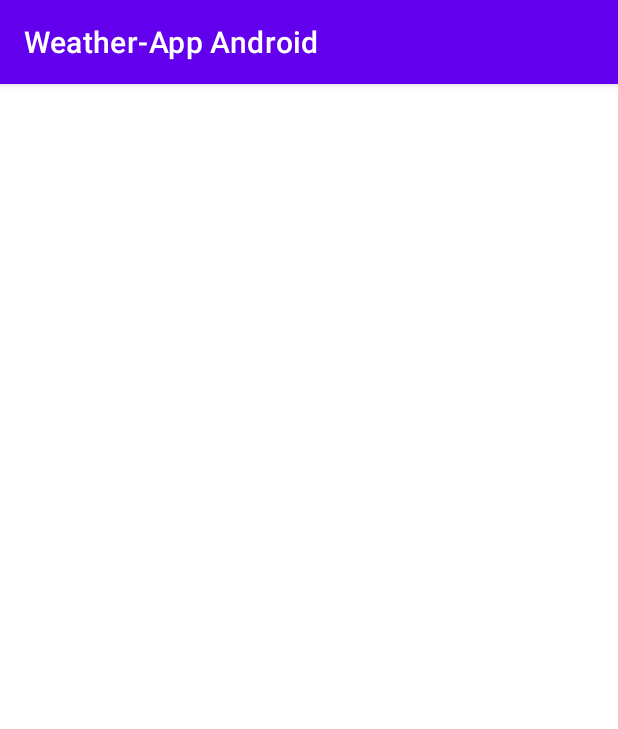
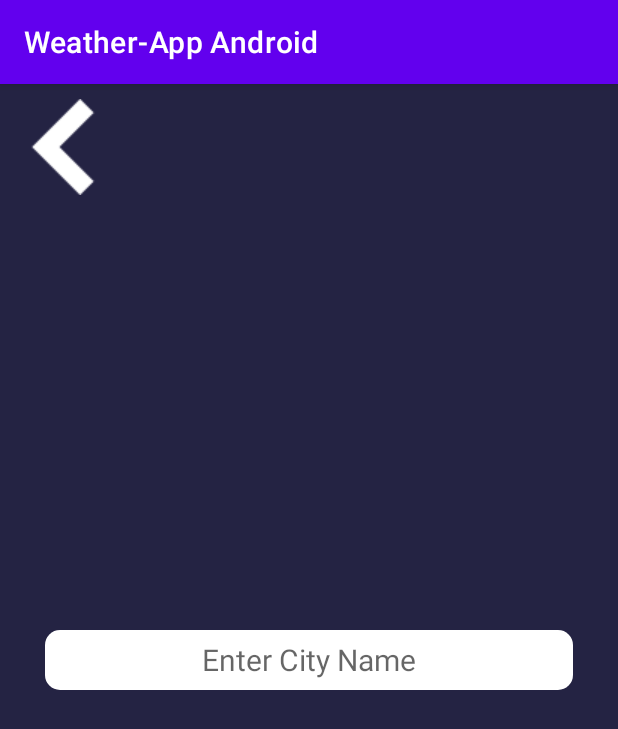
Before and after one commit to heistejiri/Weather-App-Android, an Android app: the CityFinder screen opened directly, with no data from a screen before it, on a phone screen of 412 x 824 dp. Shown: the top 729 px of the screen. Run offline under Robolectric (Android 15) with nearby library versions, the phone set to English and light mode, and no system bars.

Commit message:
Update activity_city_finder.xml

```diff
--- a/app/src/main/res/layout/activity_city_finder.xml
+++ b/app/src/main/res/layout/activity_city_finder.xml
@@ -1,9 +1,42 @@
 <?xml version="1.0" encoding="utf-8"?>
-<androidx.constraintlayout.widget.ConstraintLayout xmlns:android="http://schemas.android.com/apk/res/android"
+<RelativeLayout xmlns:android="http://schemas.android.com/apk/res/android"
     xmlns:app="http://schemas.android.com/apk/res-auto"
     xmlns:tools="http://schemas.android.com/tools"
     android:layout_width="match_parent"
     android:layout_height="match_parent"
-    tools:context=".CityFinder">
+    android:background="#242343"
+    tools:context=".cityFinder">
 
-</androidx.constraintlayout.widget.ConstraintLayout>
+    <ImageView
+        android:layout_width="wrap_content"
+        android:layout_height="wrap_content"
+        android:layout_marginTop="10dp"
+        android:layout_marginLeft="10dp"
+        android:src="@drawable/left"
+        android:id="@+id/backButton"
+        android:layout_alignParentLeft="true"
+        android:layout_alignParentTop="true"
+        android:layout_alignParentStart="true">
+
+    </ImageView>
+
+    <EditText
+        android:layout_width="match_parent"
+        android:layout_height="40dp"
+        android:layout_centerHorizontal="true"
+        android:layout_centerVertical="true"
+        android:hint="Enter City Name"
+        android:layout_marginLeft="30dp"
+        android:textSize="20sp"
+        android:background="@drawable/edittextdesign"
+        android:textColor="@color/black"
+        android:imeOptions="actionGo"
+        android:id="@+id/searchCity"
+        android:inputType="textAutoCorrect"
+        android:gravity="center_vertical|center_horizontal"
+        android:layout_marginRight="30dp">
+
+    </EditText>
+
+
+</RelativeLayout>
```
